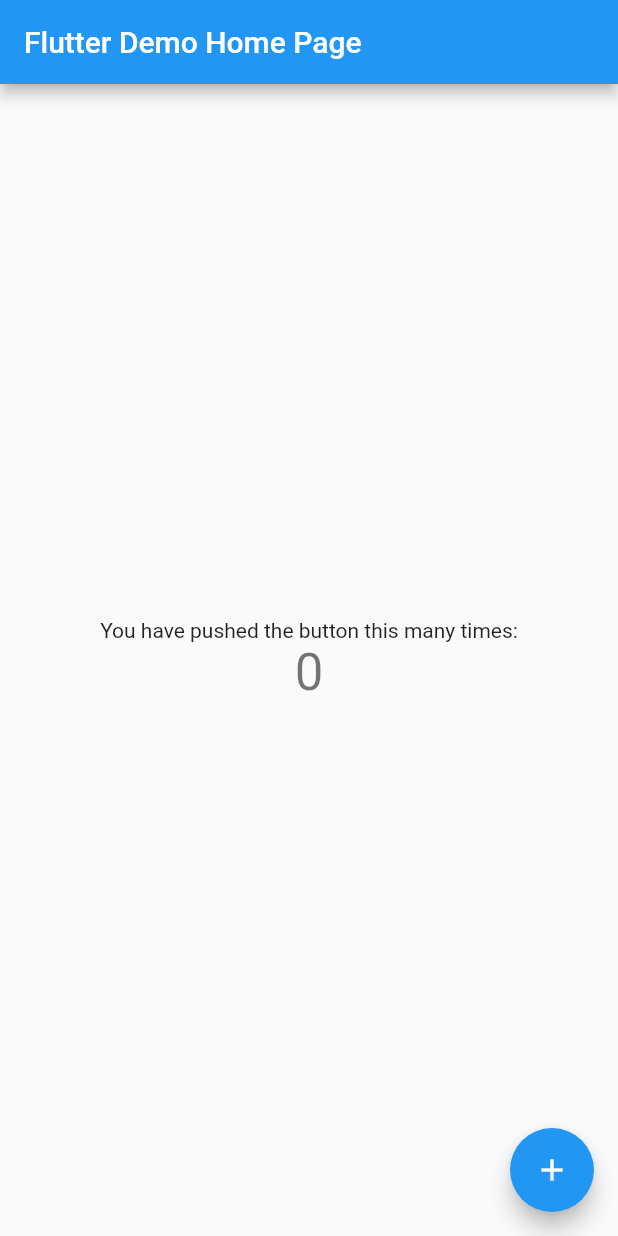
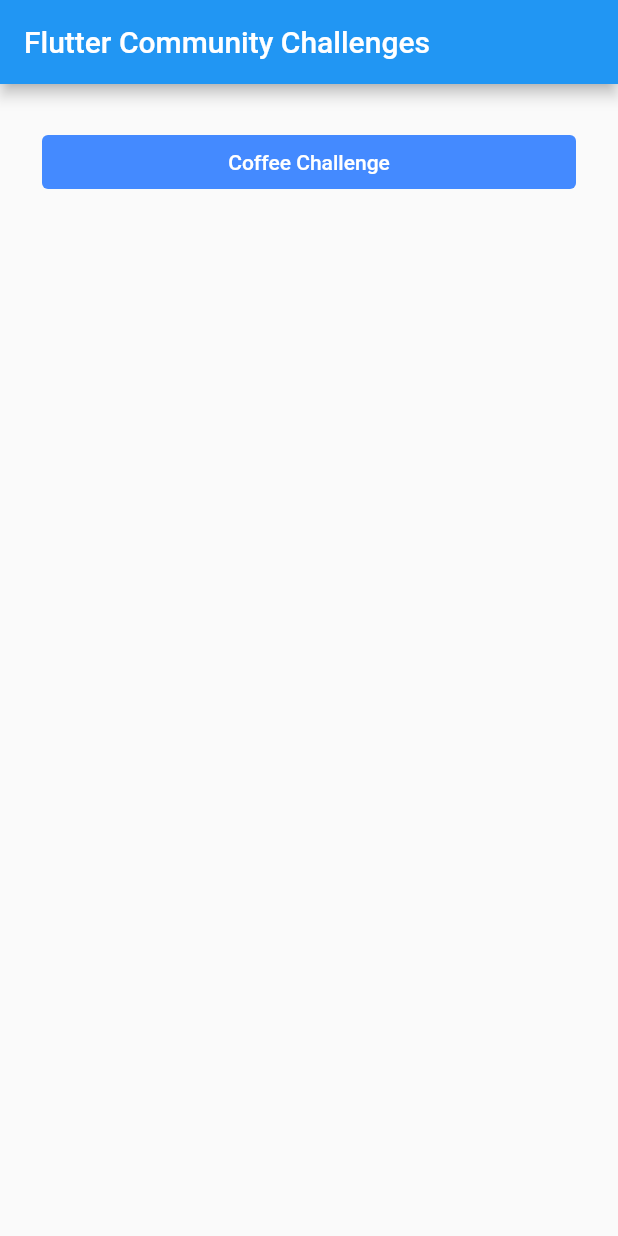
Before and after one commit to brocodev/flutter_community_challenges, a Flutter app: the screen it shows after launch, on a phone screen of 412 x 824 dp. Run offline on Flutter 3.47's test engine with Material 2 defaults, Android fonts, the phone set to English and light mode, and no system bars; our stand-ins replace flutter_svg, google_fonts.

Commit message:
Challenge Container Page was added

```diff
--- a/lib/coffee_challenge/coffee_app.dart
+++ b/lib/coffee_challenge/coffee_app.dart
@@ -2,8 +2,9 @@ import 'package:flutter/material.dart';
 import 'package:flutter_community_challenges/coffee_challenge/ui/coffee_home_page.dart';
 import 'package:google_fonts/google_fonts.dart';
 
+class CoffeeChallengeApp extends StatelessWidget {
+  const CoffeeChallengeApp({Key? key}) : super(key: key);
 
-class MyApp extends StatelessWidget {
   @override
   Widget build(BuildContext context) {
     return MaterialApp(
--- a/lib/coffee_challenge/ui/coffee_home_page.dart
+++ b/lib/coffee_challenge/ui/coffee_home_page.dart
@@ -26,8 +26,6 @@ class CoffeeHomePage extends StatelessWidget {
   }
 
   void _onVerticalDragUpdate(BuildContext context, DragUpdateDetails details) {
-    print(details.primaryDelta);
-
     if (details.primaryDelta! > 2.0) {
       _openCoffeeListPage(context, SliderAction.Previous);
     } else if (details.primaryDelta! < -2.0) {
--- a/lib/main.dart
+++ b/lib/main.dart
@@ -1,6 +1,12 @@
 import 'package:flutter/material.dart';
+import 'package:flutter/services.dart';
+import 'package:flutter_community_challenges/coffee_challenge/coffee_app.dart';
 
 void main() {
+  SystemChrome.setSystemUIOverlayStyle(SystemUiOverlayStyle(
+    statusBarColor: Colors.transparent,
+    statusBarIconBrightness: Brightness.light,
+  ));
   runApp(MyApp());
 }
 
@@ -8,57 +14,56 @@ class MyApp extends StatelessWidget {
   @override
   Widget build(BuildContext context) {
     return MaterialApp(
-      title: 'Flutter Demo',
+      title: 'Hispanic Community Challenges',
+      debugShowCheckedModeBanner: false,
       theme: ThemeData(
         primarySwatch: Colors.blue,
       ),
-      home: MyHomePage(title: 'Flutter Demo Home Page'),
+      home: ChallengePage(),
     );
   }
 }
 
-class MyHomePage extends StatefulWidget {
-  MyHomePage({Key? key, required this.title}) : super(key: key);
+class ChallengePage extends StatelessWidget {
+  const ChallengePage({Key? key}) : super(key: key);
 
-  final String title;
-
-  @override
-  _MyHomePageState createState() => _MyHomePageState();
-}
-
-class _MyHomePageState extends State<MyHomePage> {
-  int _counter = 0;
-
-  void _incrementCounter() {
-    setState(() {
-      _counter++;
-    });
+  void _openApp(BuildContext context, Widget app) {
+    final route = MaterialPageRoute(builder: (context) => app);
+    Navigator.push(context, route);
   }
 
   @override
   Widget build(BuildContext context) {
+    final apps = const [
+      CoffeeChallengeApp(),
+    ];
+    final appsTitle = const [
+      'Coffee Challenge',
+    ];
     return Scaffold(
       appBar: AppBar(
-        title: Text(widget.title),
+        title: Text('Flutter Community Challenges'),
       ),
       body: Center(
-        child: Column(
-          mainAxisAlignment: MainAxisAlignment.center,
-          children: <Widget>[
-            Text(
-              'You have pushed the button this many times:',
-            ),
-            Text(
-              '$_counter',
-              style: Theme.of(context).textTheme.headline4,
-            ),
-          ],
+        child: ListView.builder(
+          itemCount: apps.length,
+          padding: const EdgeInsets.all(20.0),
+          itemBuilder: (context, index) {
+            return Padding(
+              padding: const EdgeInsets.all(8.0),
+              child: TextButton(
+                onPressed: () => _openApp(context, apps[index]),
+                style: TextButton.styleFrom(
+                  backgroundColor: Colors.blueAccent,
+                ),
+                child: Text(
+                  appsTitle[index],
+                  style: TextStyle(color: Colors.white),
+                ),
+              ),
+            );
+          },
         ),
-      ),
-      floatingActionButton: FloatingActionButton(
-        onPressed: _incrementCounter,
-        tooltip: 'Increment',
-        child: Icon(Icons.add),
       ),
     );
   }
```
Also changed, not shown: 1 other file.
